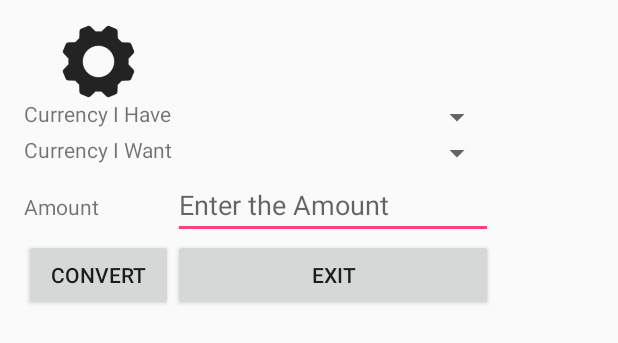
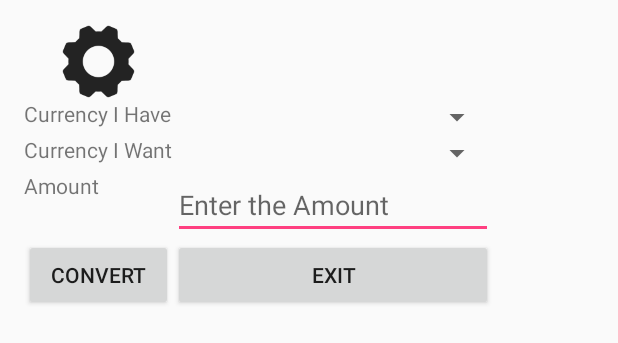
Before and after one commit to malahx/AFPA, an Android app: the layout activity_main.xml on its own in the app's theme, with its tools: preview values and no code run, on a phone screen of 412 x 824 dp. Shown: the top 343 px of the screen. Run offline under Robolectric (Android 15) with nearby library versions, the phone set to English and light mode, and no system bars.

Commit message:
ajout des styles et de la gestion de thème

```diff
--- a/Android/MoneyConverter/app/src/main/res/layout/activity_main.xml
+++ b/Android/MoneyConverter/app/src/main/res/layout/activity_main.xml
@@ -1,113 +1,77 @@
 <?xml version="1.0" encoding="utf-8"?>
-<RelativeLayout xmlns:android="http://schemas.android.com/apk/res/android"
+<RelativeLayout style="@style/Match" xmlns:android="http://schemas.android.com/apk/res/android"
     xmlns:app="http://schemas.android.com/apk/res-auto"
     xmlns:tools="http://schemas.android.com/tools"
     android:id="@+id/activity_main"
-    android:layout_width="match_parent"
-    android:layout_height="match_parent"
     android:paddingBottom="@dimen/activity_vertical_margin"
     android:paddingLeft="@dimen/activity_horizontal_margin"
     android:paddingRight="@dimen/activity_horizontal_margin"
     android:paddingTop="@dimen/activity_vertical_margin"
     tools:context="afpa.learning.moneyconverter.MainActivity">
-    <TableLayout
-        android:layout_width="wrap_content"
-        android:layout_height="wrap_content"
+    <TableLayout style="@style/Match"
         android:layout_alignParentTop="true"
         android:layout_alignParentLeft="true"
         android:layout_alignParentStart="true">
 
-        <TableRow
-            android:layout_width="match_parent"
-            android:layout_height="match_parent" >
+        <TableRow style="@style/Match" >
 
-            <ImageView
+            <ImageView style="@style/Match"
                 app:srcCompat="@drawable/settings"
                 android:id="@+id/imgSettings"
                 android:scaleType="centerInside"
                 android:maxHeight="50dp"
                 android:maxWidth="50dp"
-                android:layout_width="wrap_content"
-                android:layout_height="wrap_content"
                 android:adjustViewBounds="true"
                 android:cropToPadding="true" />
         </TableRow>
 
-        <TableRow
-            android:layout_width="match_parent"
-            android:layout_height="match_parent" >
+        <TableRow style="@style/Match" >
 
-            <TextView
+            <TextView style="@style/Match"
                 android:text="@string/moneyBegin"
-                android:layout_width="wrap_content"
-                android:layout_height="wrap_content"
-                android:layout_alignParentTop="true"
-                android:layout_alignParentLeft="true"
-                android:layout_alignParentStart="true"
                 android:id="@+id/lblMoneyBegin" />
 
-            <Spinner
-                android:layout_width="match_parent"
-                android:layout_height="wrap_content"
+            <Spinner style="@style/Match"
                 android:id="@+id/spnMoneyBegin"
                 android:minWidth="200dp" />
         </TableRow>
 
-        <TableRow
-            android:layout_width="match_parent"
-            android:layout_height="match_parent" >
+        <TableRow style="@style/Match" >
 
-            <TextView
+            <TextView style="@style/Match"
                 android:text="@string/moneyEnd"
-                android:layout_width="wrap_content"
-                android:layout_height="wrap_content"
                 android:id="@+id/lblMoneyEnd" />
 
-            <Spinner
-                android:layout_width="match_parent"
-                android:layout_height="wrap_content"
+            <Spinner style="@style/Match"
                 android:id="@+id/spnMoneyEnd"
                 android:minWidth="200dp" />
 
         </TableRow>
 
-        <TableRow
-            android:layout_width="match_parent"
-            android:layout_height="match_parent" >
+        <TableRow style="@style/Match" >
 
-            <TextView
+            <TextView style="@style/Match"
                 android:text="@string/amount"
-                android:layout_width="wrap_content"
-                android:layout_height="wrap_content"
                 android:id="@+id/lblAmount" />
 
-            <EditText
-                android:layout_width="wrap_content"
-                android:layout_height="wrap_content"
+            <EditText style="@style/Match"
                 android:ems="10"
                 android:id="@+id/txtAmount"
                 android:hint="@string/amountHint"
-                android:singleLine="true" />
+                android:maxLines="1" />
 
         </TableRow>
 
-        <TableRow
-            android:layout_width="match_parent"
-            android:layout_height="match_parent" >
+        <TableRow style="@style/Match" >
 
-            <Button
+            <Button style="@style/Match"
                 android:text="@string/convert"
-                android:layout_width="wrap_content"
-                android:layout_height="wrap_content"
                 android:id="@+id/btnConvert"
-                android:elevation="0dp"
                 android:clickable="true"
                 android:onClick="convertAction" />
 
-            <Button
+            <Button style="@style/Match"
                 android:text="@string/exit"
-                android:layout_width="wrap_content"
-                android:layout_height="wrap_content"
                 android:id="@+id/btnExit"
                 android:clickable="true"
                 android:onClick="exitAction" />
--- a/Android/MoneyConverter/app/src/main/res/menu/main_menu.xml
+++ b/Android/MoneyConverter/app/src/main/res/menu/main_menu.xml
@@ -7,6 +7,10 @@
                 android:title="@string/langage" />
             <item android:id="@+id/itmDisplay"
                 android:title="@string/display" />
+            <item android:id="@+id/itmClear"
+                android:title="@string/clear" />
+            <item android:id="@+id/itmDark"
+                android:title="@string/dark" />
         </menu>
     </item>
     <item android:id="@+id/itmAbout"
--- a/Android/MoneyConverter/app/src/main/res/values/strings.xml
+++ b/Android/MoneyConverter/app/src/main/res/values/strings.xml
@@ -18,4 +18,6 @@
     <string name="config">Settings</string>
     <string name="display">Display</string>
     <string name="langage">Langage</string>
+    <string name="clear">Clear Theme</string>
+    <string name="dark">Dark Theme</string>
 </resources>
--- a/Android/MoneyConverter/app/src/main/res/values/styles.xml
+++ b/Android/MoneyConverter/app/src/main/res/values/styles.xml
@@ -8,4 +8,20 @@
         <item name="colorAccent">@color/colorAccent</item>
     </style>
 
+    <style name="AppTheme2" parent="Theme.AppCompat.Light.DarkActionBar">
+        <item name="colorPrimary">#000000</item>
+        <item name="colorPrimaryDark">#000000</item>
+        <item name="colorAccent">#000000</item>
+    </style>
+
+    <style name="Match">
+        <item name="android:layout_height">match_parent</item>
+        <item name="android:layout_width">match_parent</item>
+    </style>
+
+    <style name="Result" parent="@style/Match">
+        <item name="android:textColor">#E44B23</item>
+        <item name="android:textStyle">bold</item>
+    </style>
+
 </resources>
```
Also changed, not shown: Android/MoneyConverter/app/src/main/java/afpa/learning/moneyconverter/MainActivity.java (+11 -1 lines), Android/MoneyConverter/app/src/main/java/afpa/learning/moneyconverter/defaultMenu.java (+12 -0 lines), Android/MoneyConverter/app/src/main/res/layout/result.xml (+20 -14 lines), 1 other file.
